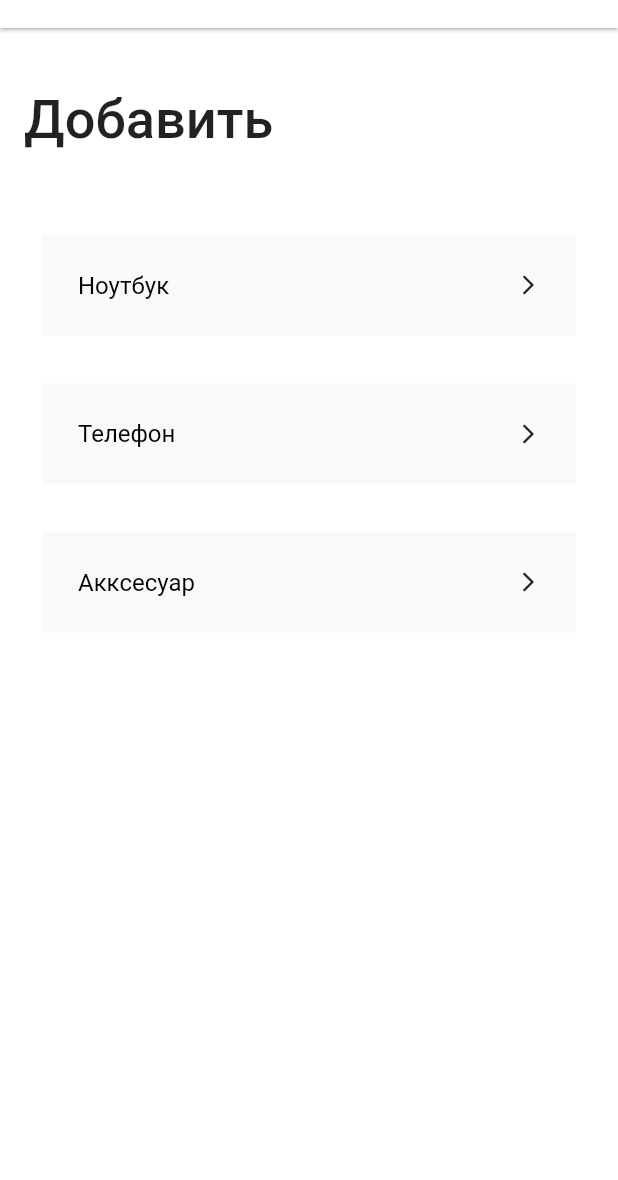
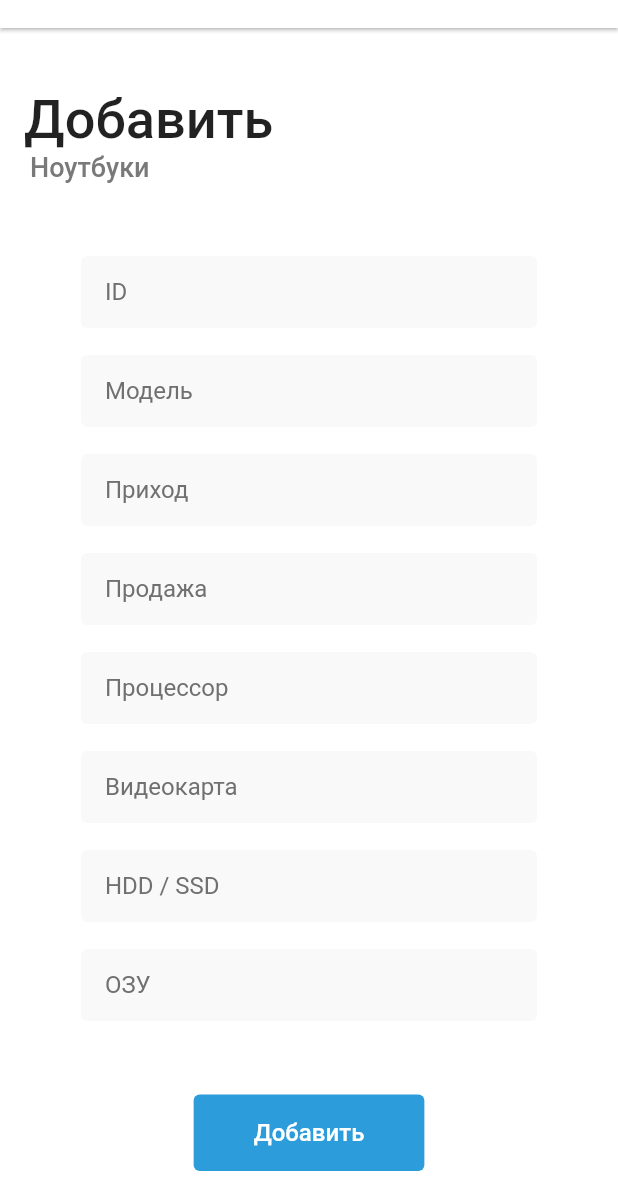
Before and after one commit to AyatAliev/cycas, a Flutter app: the AddSellers screen opened by its route, after a tap on "Ноутбук", on a phone screen of 412 x 824 dp, the part 56-1236 px from its top. Run offline on Flutter 3.47's test engine with Material 2 defaults, Android fonts, the phone set to English and light mode, and no system bars.

Commit message:
AddNoteBook: add ui

```diff
--- a/lib/main.dart
+++ b/lib/main.dart
@@ -1,5 +1,6 @@
 import 'package:cycas/ui/auth/authorization.dart';
 import 'package:cycas/ui/sellers/add/add_sellers.dart';
+import 'package:cycas/ui/sellers/add/notebook/sell_notebook_sellers.dart';
 import 'package:cycas/ui/sellers/main/main_sellers.dart';
 import 'package:cycas/ui/sellers/sell/sell_sellers.dart';
 import 'package:cycas/ui/sellers/tables/notebook/notebook_sellers.dart';
@@ -32,6 +33,7 @@ class MyApp extends StatelessWidget {
         AddSellers.routeName: (BuildContext context) => const AddSellers(),
         NotebookSellers.routeName: (BuildContext context) => const NotebookSellers(),
         Authorization.routeName: (BuildContext context) => Authorization(),
+        AddNotebookSellers.routeName: (BuildContext context) => AddNotebookSellers(),
       },
     );
   }
--- a/lib/ui/sellers/add/add_sellers.dart
+++ b/lib/ui/sellers/add/add_sellers.dart
@@ -1,3 +1,4 @@
+import 'package:cycas/ui/sellers/add/notebook/sell_notebook_sellers.dart';
 import 'package:cycas/ui/widget/custom_text.dart';
 import 'package:flutter/material.dart';
 
@@ -46,7 +47,7 @@ class AddSellers extends StatelessWidget {
             ),
           ),
           CustomText(text: "Ноутбук",onTap: () {
-
+            Navigator.pushNamed(context, AddNotebookSellers.routeName);
           }),
           CustomText(text: "Телефон",onTap: () {
 
--- /dev/null
+++ b/lib/ui/sellers/add/notebook/sell_notebook_sellers.dart
@@ -0,0 +1,130 @@
+import 'package:cycas/ui/widget/custom_button.dart';
+import 'package:cycas/ui/widget/custom_text_field.dart';
+import 'package:flutter/material.dart';
+
+class AddNotebookSellers extends StatelessWidget {
+  static const String routeName = "add_notebook_sellers";
+
+  const AddNotebookSellers({Key? key}) : super(key: key);
+
+  @override
+  Widget build(BuildContext context) {
+    return Scaffold(
+      resizeToAvoidBottomInset: false,
+      backgroundColor: const Color(0xffffffff),
+      appBar: AppBar(
+        elevation: 1.0,
+        backgroundColor: const Color(0xFFFFFFFF),
+        title: const Text("Smart Point",
+            style: TextStyle(
+                color: Color(0xFF424242),
+                fontSize: 16,
+                fontWeight: FontWeight.w500)),
+        leading: GestureDetector(
+          onTap: () {
+            Navigator.pop(context);
+          },
+          child: Container(
+            width: 16,
+            height: 9,
+            alignment: Alignment.center,
+            child: const Icon(
+              Icons.arrow_back_ios_rounded,
+              color: Colors.black,
+              size: 16,
+            ),
+          ),
+        ),
+      ),
+      body: Column(
+        crossAxisAlignment: CrossAxisAlignment.stretch,
+        children: [
+          Container(
+            margin: const EdgeInsets.only(left: 16, top: 40),
+            child: const Text(
+              "Добавить",
+              style: TextStyle(fontSize: 36, fontWeight: FontWeight.w500),
+            ),
+          ),
+          Container(
+            margin: const EdgeInsets.symmetric(horizontal: 20),
+            child: const Text(
+              "Ноутбуки",
+              style: TextStyle(
+                  fontSize: 18,
+                  fontWeight: FontWeight.w500,
+                  color: Color(0xFF797979)),
+            ),
+          ),
+          Expanded(
+            child: Container(
+              margin: const EdgeInsets.only(top: 40),
+              child: SafeArea(
+                  bottom: true,
+                  child: CustomScrollView(slivers: [
+                    SliverToBoxAdapter(
+                      child: CustomTextField(
+                          hintText: "ID",
+                          inputType: TextInputType.number,
+                          textController: TextEditingController()),
+                    ),
+                    SliverToBoxAdapter(
+                      child: CustomTextField(
+                          hintText: "Модель",
+                          inputType: TextInputType.number,
+                          textController: TextEditingController()),
+                    ),
+                    SliverToBoxAdapter(
+                      child: CustomTextField(
+                          hintText: "Приход",
+                          inputType: TextInputType.number,
+                          textController: TextEditingController()),
+                    ),
+                    SliverToBoxAdapter(
+                      child: CustomTextField(
+                          hintText: "Продажа",
+                          inputType: TextInputType.number,
+                          textController: TextEditingController()),
+                    ),
+                    SliverToBoxAdapter(
+                      child: CustomTextField(
+                          hintText: "Процессор",
+                          inputType: TextInputType.number,
+                          textController: TextEditingController()),
+                    ),
+                    SliverToBoxAdapter(
+                      child: CustomTextField(
+                          hintText: "Видеокарта",
+                          inputType: TextInputType.number,
+                          textController: TextEditingController()),
+                    ),
+                    SliverToBoxAdapter(
+                      child: CustomTextField(
+                          hintText: "HDD / SSD",
+                          inputType: TextInputType.number,
+                          textController: TextEditingController()),
+                    ),
+                    SliverToBoxAdapter(
+                      child: CustomTextField(
+                          hintText: "ОЗУ",
+                          inputType: TextInputType.number,
+                          textController: TextEditingController()),
+                    ),
+                    SliverToBoxAdapter(
+                      child: GestureDetector(
+                        onTap: () {},
+                        child: Center(
+                          child: Container(
+                              padding: const EdgeInsets.only(top: 40),
+                              child: const CustomButton(text: "Добавить")),
+                        ),
+                      ),
+                    )
+                  ])),
+            ),
+          ),
+        ],
+      ),
+    );
+  }
+}
```
